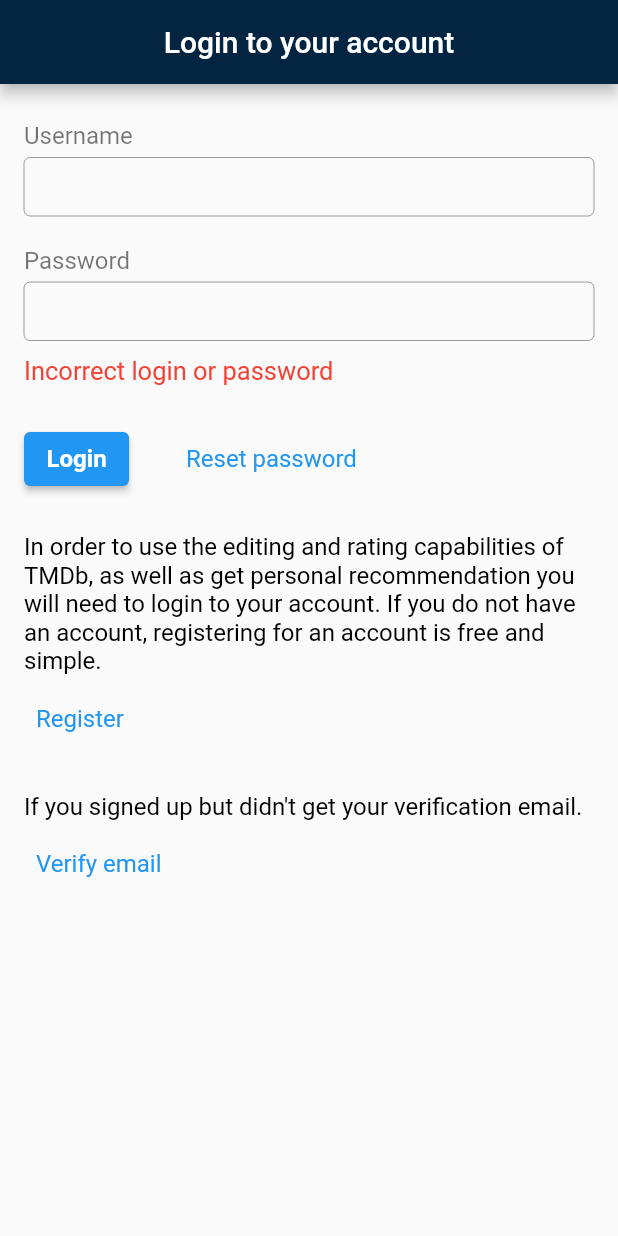
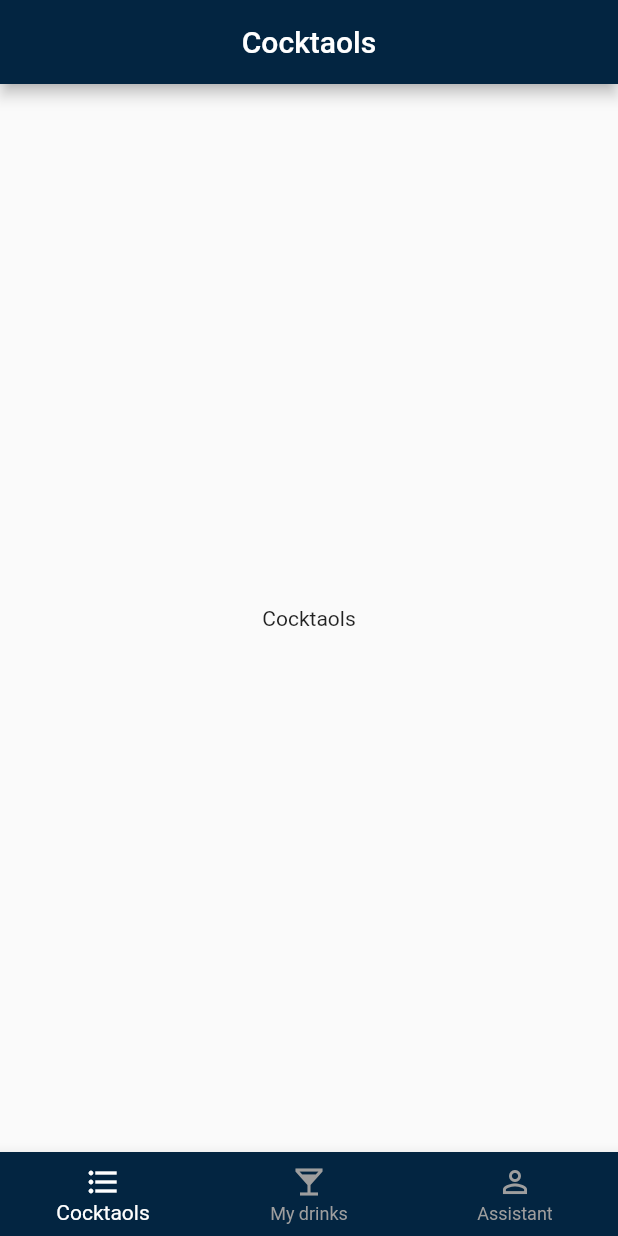
Before and after one commit to Smouki92/My_Bar, a Flutter app: the screen it shows after launch, after a tap on "Login", on a phone screen of 412 x 824 dp. Run offline on Flutter 3.47's test engine with Material 2 defaults, Android fonts, the phone set to English and light mode, and no system bars.

```diff
--- a/lib/main.dart
+++ b/lib/main.dart
@@ -1,5 +1,6 @@
 import 'package:flutter/material.dart';
 import 'package:my_bar/widgets/auth/auth_widget.dart';
+import 'package:my_bar/widgets/main_screen/main_screen_widget.dart';
 
 void main() {
   runApp(const MyApp());
@@ -14,9 +15,19 @@ class MyApp extends StatelessWidget {
       title: 'Flutter Demo',
       debugShowCheckedModeBanner: false,
       theme: ThemeData(
-        appBarTheme: const AppBarTheme(backgroundColor: Color.fromRGBO(3, 37, 65, 1)),
+        appBarTheme:
+            const AppBarTheme(backgroundColor: Color.fromRGBO(3, 37, 65, 1)),
+        bottomNavigationBarTheme: BottomNavigationBarThemeData(
+          backgroundColor: Color.fromRGBO(3, 37, 65, 1),
+          selectedItemColor: Colors.white,
+          unselectedItemColor: Colors.grey,
+        ),
       ),
-      home: const AuthWidget(),
+      routes: {
+        '/auth_screen': (context) => AuthWidget(),
+        '/main_screen': (context) => MainScreenWidget(),
+      },
+      initialRoute: '/auth_screen',
     );
   }
 }
--- a/lib/widgets/auth/auth_widget.dart
+++ b/lib/widgets/auth/auth_widget.dart
@@ -77,15 +77,18 @@ class _FormWidget extends StatefulWidget {
 }
 
 class _FormWidgetState extends State<_FormWidget> {
-  final _loginTextController = TextEditingController();
-  final _passwordTextController = TextEditingController();
+  final _loginTextController = TextEditingController(text: 'admin');
+  final _passwordTextController = TextEditingController(text: 'admin');
   String? errorText;
 
   void _auth() {
     final login = _loginTextController.text;
     final password = _passwordTextController.text;
+
     if (login == 'admin' && password == 'admin') {
       errorText = null;
+    Navigator.of(context).pushReplacementNamed('/main_screen');
+
     } else {
       errorText = 'Incorrect login or password';
     }
@@ -93,7 +96,7 @@ class _FormWidgetState extends State<_FormWidget> {
   }
 
   void _resetPassword() {
-    print('reset password');
+  //  print('reset password');
   }
 
   @override
--- /dev/null
+++ b/lib/widgets/main_screen/main_screen_widget.dart
@@ -0,0 +1,61 @@
+import 'package:flutter/material.dart';
+
+class MainScreenWidget extends StatefulWidget {
+  const MainScreenWidget({Key? key}) : super(key: key);
+
+  @override
+  State<MainScreenWidget> createState() => _MainScreenWidgetState();
+}
+
+class _MainScreenWidgetState extends State<MainScreenWidget> {
+  int _selectedTab = 0;
+  static const List<Widget> _widgetOptions = <Widget>[
+    Text(
+      'Cocktaols',
+    ),
+    Text(
+      'My drinks',
+    ),
+    Text(
+      'Assistant',
+    ),
+  ];
+
+  void onSelectTab(int index) {
+    if (_selectedTab == index) return;
+    setState(() {
+      _selectedTab = index;
+    });
+  }
+
+  @override
+  Widget build(BuildContext context) {
+    return Scaffold(
+      appBar: AppBar(
+        title:  _widgetOptions[_selectedTab],
+        centerTitle: true,
+      ),
+      body: Center(
+        child: _widgetOptions[_selectedTab],
+      ),
+      bottomNavigationBar: BottomNavigationBar(
+        currentIndex: _selectedTab,
+        items: const [
+          BottomNavigationBarItem(
+            icon: Icon(Icons.format_list_bulleted),
+            label: 'Cocktaols',
+          ),
+          BottomNavigationBarItem(
+            icon: Icon(Icons.local_bar_sharp),
+            label: 'My drinks',
+          ),
+          BottomNavigationBarItem(
+            icon: Icon(Icons.person_outline),
+            label: 'Assistant',
+          ),
+        ],
+        onTap: onSelectTab,
+      ),
+    );
+  }
+}
```
